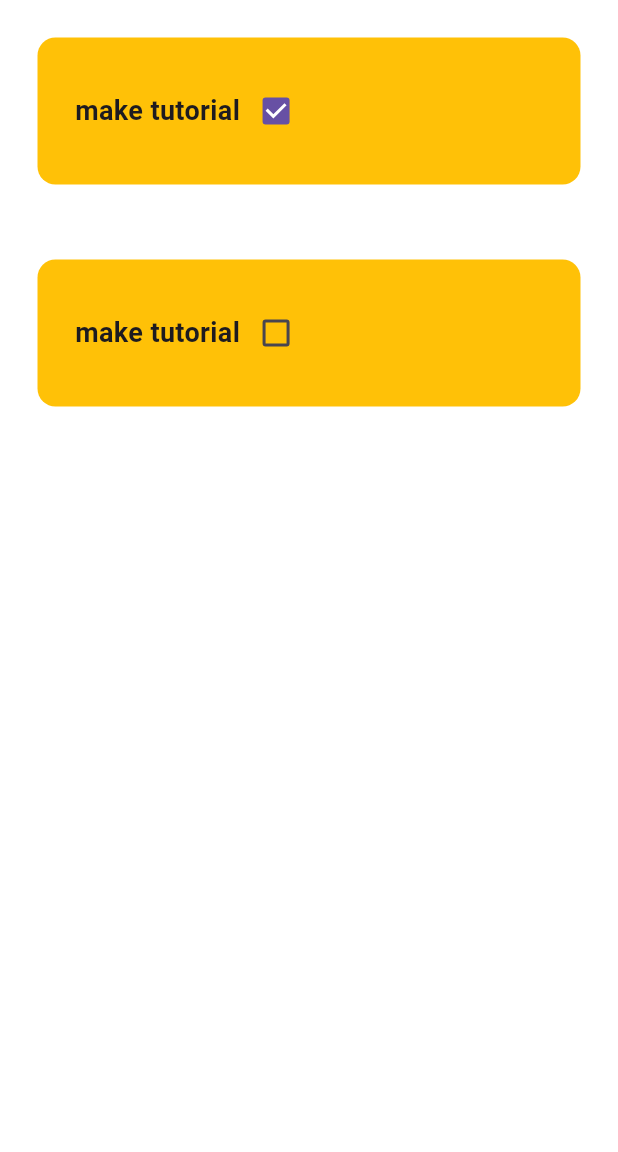
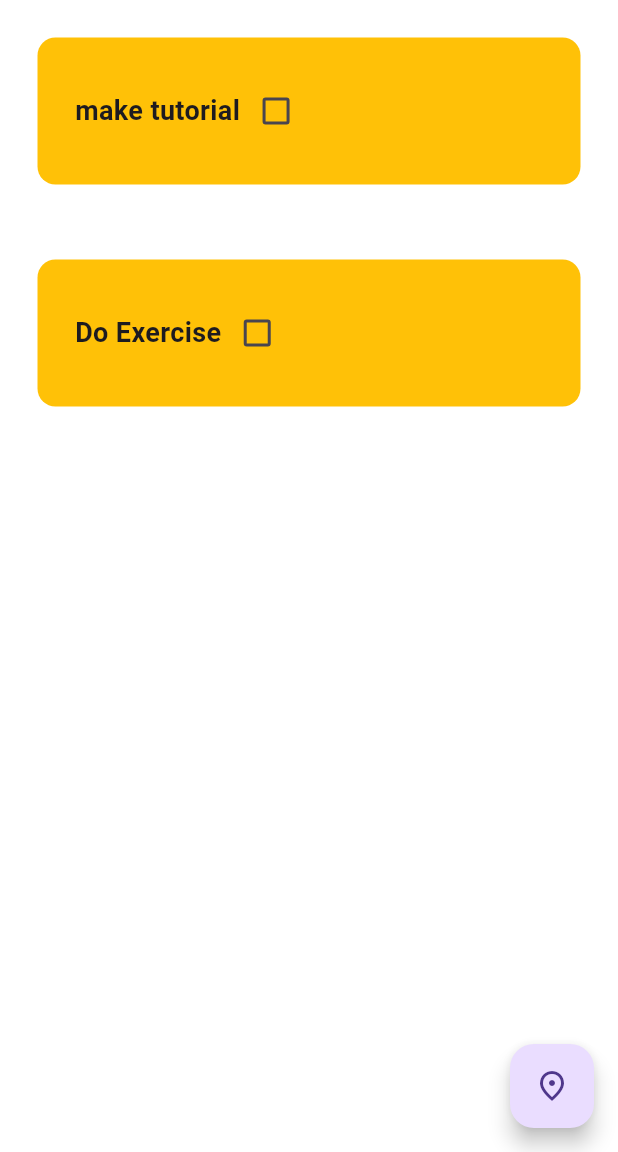
Before and after one commit to Jakaria6284/Todo-Flutter-App, a Flutter app: the screen it shows after launch, on a phone screen of 412 x 824 dp, the part 84-1236 px from its top. Run offline on Flutter 3.47's test engine with Material 3 defaults, Android fonts, the phone set to English and light mode, and no system bars; missing offline and left inert: dart:js.

Commit message:
second commit

```diff
--- a/lib/Util/todoTile.dart
+++ b/lib/Util/todoTile.dart
@@ -1,18 +1,16 @@
 import 'package:flutter/material.dart';
-class todoTile extends StatelessWidget {
+
+class TodoTile extends StatelessWidget {
   final String taskName;
   final bool taskCompleted;
+  final ValueChanged<bool?> ?onChanged;
 
-  Function(bool?)?onChanged;
-   todoTile({super.key,
-     required this.taskName,
-     required this.taskCompleted,
-     required this.onChanged,
-
-
-   });
-
-
+  TodoTile({
+    Key? key,
+    required this.taskName,
+    required this.taskCompleted,
+    required this.onChanged,
+  }) : super(key: key);
 
   @override
   Widget build(BuildContext context) {
@@ -20,16 +18,25 @@ class todoTile extends StatelessWidget {
       padding: const EdgeInsets.all(25.0),
       child: Container(
         padding: EdgeInsets.all(25),
-        child:Row(children: [
-          Text(taskName,style: TextStyle(fontWeight:FontWeight.bold,fontSize: 18)),
-          Checkbox(value: taskCompleted, onChanged: onChanged)
-
-
-
-        ]),
+        child: Row(
+          children: [
+            Text(
+              taskName,
+              style: TextStyle(
+                fontWeight: FontWeight.bold,
+                fontSize: 18,
+                decoration: taskCompleted ? TextDecoration.lineThrough : null,
+              ),
+            ),
+            Checkbox(
+              value: taskCompleted,
+              onChanged: onChanged,
+            )
+          ],
+        ),
         decoration: BoxDecoration(
           color: Colors.amber,
-          borderRadius: BorderRadius.circular(12)
+          borderRadius: BorderRadius.circular(12),
         ),
       ),
     );
--- a/lib/WeatherPage.dart
+++ b/lib/WeatherPage.dart
@@ -1,38 +1,103 @@
+import 'dart:js';
+
 import 'package:flutter/material.dart';
 import 'package:weather/Util/todoTile.dart';
+
 class WeatherPage extends StatefulWidget {
-  const WeatherPage({super.key});
+  const WeatherPage({Key? key}) : super(key: key);
 
   @override
   State<WeatherPage> createState() => _WeatherPageState();
 }
 
 class _WeatherPageState extends State<WeatherPage> {
+  List<List<dynamic>> toDoList = [
+    ["make tutorial", false],
+    ["Do Exercise", false]
+  ];
 
+  void checkBoxChange(bool? value, int index) {
+    setState(() {
+      if (value != null) {
+        toDoList[index][1] = !toDoList[index][1];
+      }
+    });
+  }
 
   @override
   Widget build(BuildContext context) {
     return Scaffold(
       backgroundColor: Colors.white,
-       appBar: AppBar(
-         backgroundColor: Colors.amber,
-         title: Center(child: Text('To-Do List',style: TextStyle(fontSize: 25,fontWeight: FontWeight.bold),)),
-       ),
-      body: ListView(
-        children: [
-          todoTile(
-            taskName: "make tutorial",
-            taskCompleted: true,
-            onChanged: (p0){},
+      appBar: AppBar(
+        backgroundColor: Colors.amber,
+        title: Center(
+          child: Text(
+            'To-Do List',
+            style: TextStyle(fontSize: 25, fontWeight: FontWeight.bold),
           ),
-          todoTile(
-            taskName: "make tutorial",
-            taskCompleted: false,
-            onChanged: (p0){},
-          ),
-        ],
-      )
+        ),
+
+      ),
+      floatingActionButton: FloatingActionButton(
+        child: Icon(Icons.place_outlined),
+        onPressed: ()
+        {
+          createNewTask(context);
+        },
+      ),
+
+      body: ListView.builder(
+        itemCount: toDoList.length,
+        itemBuilder: (context, index) {
+          return TodoTile(
+            taskName: toDoList[index][0],
+            taskCompleted: toDoList[index][1],
+            onChanged: (value) => checkBoxChange(value, index),
+          );
+        },
+      ),
 
     );
   }
+
+
+  void createNewTask(BuildContext context) {
+    TextEditingController taskController = TextEditingController();
+
+    showDialog(
+      context: context,
+      builder: (BuildContext context) {
+        return AlertDialog(
+          title: Text('Add New Task'),
+          content: TextField(
+            controller: taskController,
+            decoration: InputDecoration(hintText: 'Enter task name'),
+          ),
+          actions: <Widget>[
+            TextButton(
+              onPressed: () {
+                Navigator.of(context).pop(); // Close the dialog
+              },
+              child: Text('Cancel'),
+            ),
+            TextButton(
+              onPressed: () {
+                String newTask = taskController.text.trim();
+                if (newTask.isNotEmpty) {
+                  // Add the new task to your task list
+                  setState(() {
+                    toDoList.add([newTask, false]);
+                  });
+                }
+                Navigator.of(context).pop(); // Close the dialog
+              },
+              child: Text('Add'),
+            ),
+          ],
+        );
+      },
+    );
+  }
+
+
 }
```
